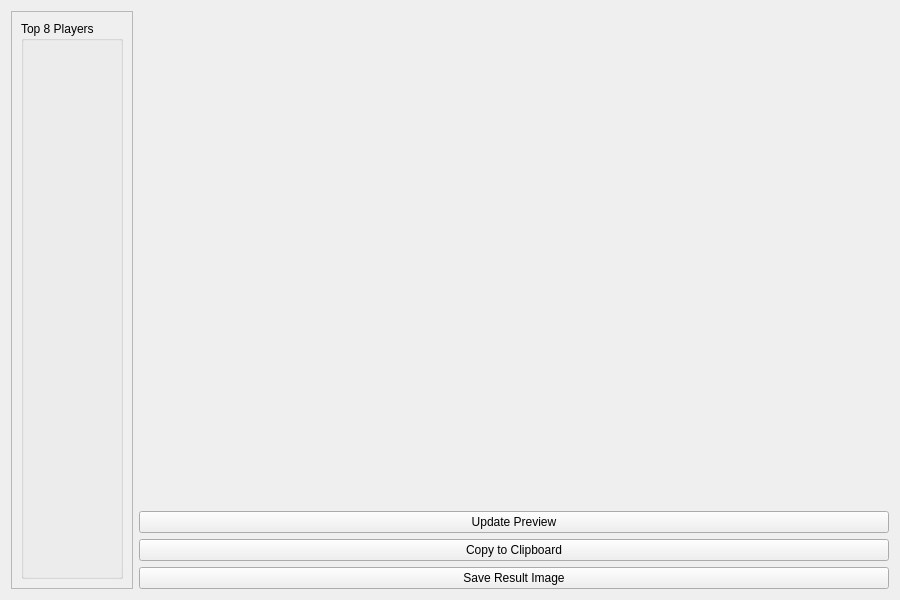
Qt form src/layout/AutonaResultSettings.ui (yuya-tagu/Autona) before a commit.
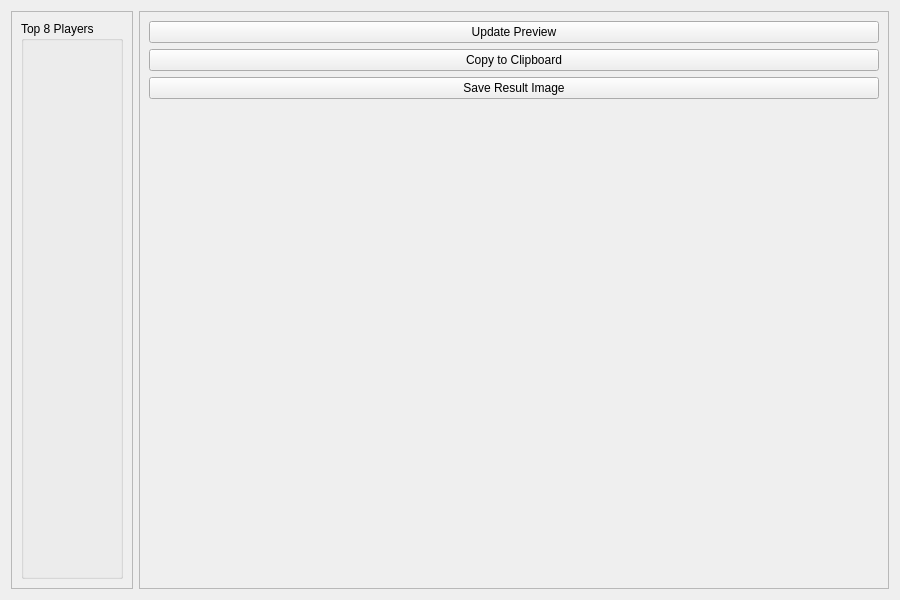
The same form after that commit.

The edit to the form file:
```diff
--- a/src/layout/AutonaResultSettings.ui
+++ b/src/layout/AutonaResultSettings.ui
@@ -42,18 +42,18 @@
     </widget>
    </item>
    <item>
+    <widget class="QScrollArea" name="scrollArea_right">
+     <property name="sizePolicy">
+      <sizepolicy hsizetype="Expanding" vsizetype="Expanding">
+       <horstretch>0</horstretch>
+       <verstretch>0</verstretch>
+      </sizepolicy>
+     </property>
+     <property name="widgetResizable">
+      <bool>true</bool>
+     </property>
+     <widget class="QWidget" name="scrollAreaRightContents">
     <layout class="QVBoxLayout" name="verticalLayout_right">
-     <item>
-      <widget class="QWidget" name="resultPreview" native="true">
-       <property name="sizePolicy">
-        <sizepolicy hsizetype="Expanding" vsizetype="Expanding">
-         <horstretch>0</horstretch>
-         <verstretch>0</verstretch>
-        </sizepolicy>
-       </property>
-       <layout class="QVBoxLayout" name="verticalLayout_preview"/>
-      </widget>
-     </item>
      <item>
       <widget class="QPushButton" name="btUpdatePreview">
        <property name="text">
@@ -75,7 +75,20 @@
        </property>
       </widget>
      </item>
-    </layout>
+       <item>
+        <widget class="QWidget" name="resultPreview" native="true">
+         <property name="sizePolicy">
+          <sizepolicy hsizetype="Expanding" vsizetype="Expanding">
+           <horstretch>0</horstretch>
+           <verstretch>0</verstretch>
+          </sizepolicy>
+         </property>
+         <layout class="QVBoxLayout" name="verticalLayout_preview"/>
+        </widget>
+       </item>
+      </layout>
+     </widget>
+    </widget>
    </item>
   </layout>
  </widget>
```
Lines whose indentation alone changed are shown as unchanged.
